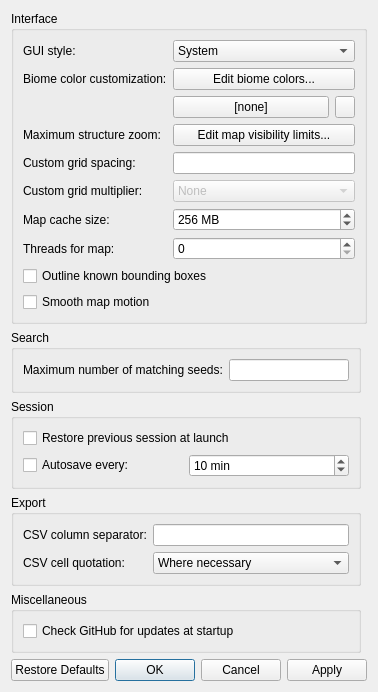
First picture: the form in src/configdialog.ui, repository Cubitect/cubiomes-viewer, before the edit.
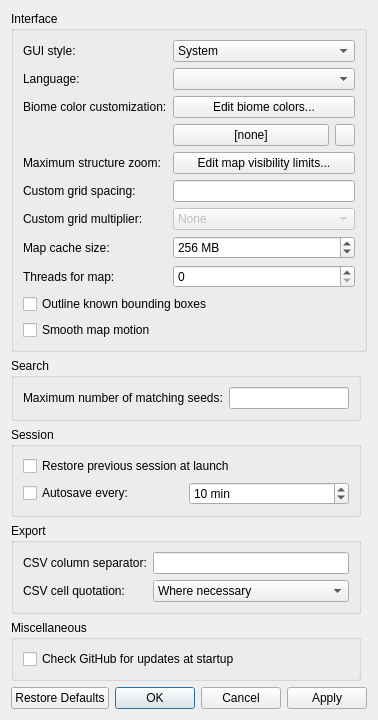
Second picture: the form after the edit. Icons and pictures are not drawn.

Commit message: Internationalization and icon tweaks added better support for localization added a somewhat spotty German translation tweaked some of the updated icons

The edit to the form file:
```diff
--- a/src/configdialog.ui
+++ b/src/configdialog.ui
@@ -145,14 +145,7 @@
       <string>Interface</string>
      </property>
      <layout class="QGridLayout" name="gridLayout_2">
-      <item row="1" column="0" colspan="2">
-       <widget class="QLabel" name="label_5">
-        <property name="text">
-         <string>Biome color customization:</string>
-        </property>
-       </widget>
-      </item>
-      <item row="2" column="4">
+      <item row="3" column="4">
        <widget class="QPushButton" name="buttonClear">
         <property name="maximumSize">
          <size>
@@ -166,165 +159,28 @@
         </property>
        </widget>
       </item>
-      <item row="2" column="2" colspan="2">
-       <widget class="QPushButton" name="buttonBiomeColor">
-        <property name="text">
-         <string>[none]</string>
-        </property>
-       </widget>
-      </item>
-      <item row="9" column="0" colspan="5">
-       <widget class="QCheckBox" name="checkSmooth">
-        <property name="toolTip">
-         <string>Simulate innertia for the map view</string>
-        </property>
-        <property name="text">
-         <string>Smooth map motion</string>
-        </property>
-       </widget>
-      </item>
       <item row="4" column="0" colspan="2">
-       <widget class="QLabel" name="label_6">
-        <property name="toolTip">
-         <string>Use a fixed grid in blocks instead of outlining the generated map tiles
-Leave blank for the default behaviour</string>
-        </property>
-        <property name="text">
-         <string>Custom grid spacing:</string>
-        </property>
-       </widget>
-      </item>
-      <item row="0" column="2" colspan="3">
-       <widget class="QComboBox" name="comboStyle">
-        <property name="iconSize">
-         <size>
-          <width>0</width>
-          <height>16</height>
-         </size>
-        </property>
-        <item>
-         <property name="text">
-          <string>System</string>
-         </property>
-        </item>
-        <item>
-         <property name="text">
-          <string>Dark</string>
-         </property>
-        </item>
-       </widget>
-      </item>
-      <item row="8" column="0" colspan="5">
-       <widget class="QCheckBox" name="checkBBoxes">
-        <property name="text">
-         <string>Outline known bounding boxes</string>
-        </property>
-       </widget>
-      </item>
-      <item row="3" column="0" colspan="2">
        <widget class="QLabel" name="label">
         <property name="text">
          <string>Maximum structure zoom:</string>
         </property>
        </widget>
       </item>
-      <item row="5" column="0">
+      <item row="9" column="0" colspan="5">
+       <widget class="QCheckBox" name="checkBBoxes">
+        <property name="text">
+         <string>Outline known bounding boxes</string>
+        </property>
+       </widget>
+      </item>
+      <item row="6" column="0">
        <widget class="QLabel" name="label_10">
         <property name="text">
          <string>Custom grid multiplier:</string>
         </property>
        </widget>
       </item>
-      <item row="0" column="0" colspan="2">
-       <widget class="QLabel" name="label_4">
-        <property name="text">
-         <string>GUI style:</string>
-        </property>
-       </widget>
-      </item>
-      <item row="1" column="2" colspan="3">
-       <widget class="QPushButton" name="buttonBiomeColorEditor">
-        <property name="text">
-         <string>Edit biome colors...</string>
-        </property>
-       </widget>
-      </item>
-      <item row="3" column="2" colspan="3">
-       <widget class="QPushButton" name="buttonStructVisEdit">
-        <property name="text">
-         <string>Edit map visibility limits...</string>
-        </property>
-       </widget>
-      </item>
-      <item row="4" column="2" colspan="3">
-       <widget class="QLineEdit" name="lineGridSpacing"/>
-      </item>
-      <item row="6" column="0" colspan="2">
-       <widget class="QLabel" name="label_7">
-        <property name="text">
-         <string>Map cache size:</string>
-        </property>
-       </widget>
-      </item>
-      <item row="2" column="1">
-       <widget class="QPushButton" name="buttonColorHelp">
-        <property name="maximumSize">
-         <size>
-          <width>14</width>
-          <height>14</height>
-         </size>
-        </property>
-        <property name="styleSheet">
-         <string notr="true">border: none;</string>
-        </property>
-        <property name="text">
-         <string/>
-        </property>
-        <property name="icon">
-         <iconset resource="../rc/icons.qrc">
-          <normaloff>:/icons/info.png</normaloff>:/icons/info.png</iconset>
-        </property>
-        <property name="iconSize">
-         <size>
-          <width>14</width>
-          <height>14</height>
-         </size>
-        </property>
-       </widget>
-      </item>
-      <item row="5" column="2" colspan="3">
-       <widget class="QComboBox" name="comboGridMult">
-        <property name="enabled">
-         <bool>false</bool>
-        </property>
-        <item>
-         <property name="text">
-          <string>None</string>
-         </property>
-        </item>
-        <item>
-         <property name="text">
-          <string>2</string>
-         </property>
-        </item>
-        <item>
-         <property name="text">
-          <string>4</string>
-         </property>
-        </item>
-        <item>
-         <property name="text">
-          <string>5</string>
-         </property>
-        </item>
-        <item>
-         <property name="text">
-          <string>10</string>
-         </property>
-        </item>
-       </widget>
-      </item>
-      <item row="6" column="2" colspan="3">
+      <item row="7" column="2" colspan="3">
        <widget class="QSpinBox" name="spinCacheSize">
         <property name="suffix">
          <string> MB</string>
@@ -343,16 +199,170 @@
         </property>
        </widget>
       </item>
-      <item row="7" column="0" colspan="2">
+      <item row="10" column="0" colspan="5">
+       <widget class="QCheckBox" name="checkSmooth">
+        <property name="toolTip">
+         <string>&lt;html&gt;&lt;head/&gt;&lt;body&gt;&lt;p&gt;Simulate inertia for the map view&lt;/p&gt;&lt;/body&gt;&lt;/html&gt;</string>
+        </property>
+        <property name="text">
+         <string>Smooth map motion</string>
+        </property>
+       </widget>
+      </item>
+      <item row="6" column="2" colspan="3">
+       <widget class="QComboBox" name="comboGridMult">
+        <property name="enabled">
+         <bool>false</bool>
+        </property>
+        <item>
+         <property name="text">
+          <string>None</string>
+         </property>
+        </item>
+        <item>
+         <property name="text">
+          <string>2</string>
+         </property>
+        </item>
+        <item>
+         <property name="text">
+          <string>4</string>
+         </property>
+        </item>
+        <item>
+         <property name="text">
+          <string>5</string>
+         </property>
+        </item>
+        <item>
+         <property name="text">
+          <string>10</string>
+         </property>
+        </item>
+       </widget>
+      </item>
+      <item row="8" column="0" colspan="2">
        <widget class="QLabel" name="label_9">
         <property name="text">
          <string>Threads for map:</string>
         </property>
        </widget>
       </item>
-      <item row="7" column="2" colspan="3">
+      <item row="0" column="2" colspan="3">
+       <widget class="QComboBox" name="comboStyle">
+        <property name="iconSize">
+         <size>
+          <width>0</width>
+          <height>16</height>
+         </size>
+        </property>
+        <item>
+         <property name="text">
+          <string>System</string>
+         </property>
+        </item>
+        <item>
+         <property name="text">
+          <string>Dark</string>
+         </property>
+        </item>
+       </widget>
+      </item>
+      <item row="3" column="1">
+       <widget class="QPushButton" name="buttonColorHelp">
+        <property name="maximumSize">
+         <size>
+          <width>14</width>
+          <height>14</height>
+         </size>
+        </property>
+        <property name="styleSheet">
+         <string notr="true">border: none;</string>
+        </property>
+        <property name="text">
+         <string/>
+        </property>
+        <property name="icon">
+         <iconset resource="../rc/icons.qrc">
+          <normaloff>:/icons/info.png</normaloff>:/icons/info.png</iconset>
+        </property>
+        <property name="iconSize">
+         <size>
+          <width>14</width>
+          <height>14</height>
+         </size>
+        </property>
+       </widget>
+      </item>
+      <item row="4" column="2" colspan="3">
+       <widget class="QPushButton" name="buttonStructVisEdit">
+        <property name="text">
+         <string>Edit map visibility limits...</string>
+        </property>
+       </widget>
+      </item>
+      <item row="5" column="2" colspan="3">
+       <widget class="QLineEdit" name="lineGridSpacing"/>
+      </item>
+      <item row="2" column="2" colspan="3">
+       <widget class="QPushButton" name="buttonBiomeColorEditor">
+        <property name="text">
+         <string>Edit biome colors...</string>
+        </property>
+       </widget>
+      </item>
+      <item row="3" column="2" colspan="2">
+       <widget class="QPushButton" name="buttonBiomeColor">
+        <property name="text">
+         <string>[none]</string>
+        </property>
+       </widget>
+      </item>
+      <item row="5" column="0" colspan="2">
+       <widget class="QLabel" name="label_6">
+        <property name="toolTip">
+         <string>Use a fixed grid in blocks instead of outlining the generated map tiles
+Leave blank for the default behaviour</string>
+        </property>
+        <property name="text">
+         <string>Custom grid spacing:</string>
+        </property>
+       </widget>
+      </item>
+      <item row="8" column="2" colspan="3">
        <widget class="QSpinBox" name="spinThreads"/>
       </item>
+      <item row="7" column="0" colspan="2">
+       <widget class="QLabel" name="label_7">
+        <property name="text">
+         <string>Map cache size:</string>
+        </property>
+       </widget>
+      </item>
+      <item row="2" column="0" colspan="2">
+       <widget class="QLabel" name="label_5">
+        <property name="text">
+         <string>Biome color customization:</string>
+        </property>
+       </widget>
+      </item>
+      <item row="0" column="0" colspan="2">
+       <widget class="QLabel" name="label_4">
+        <property name="text">
+         <string>GUI style:</string>
+        </property>
+       </widget>
+      </item>
+      <item row="1" column="0" colspan="2">
+       <widget class="QLabel" name="label_11">
+        <property name="text">
+         <string>Language:</string>
+        </property>
+       </widget>
+      </item>
+      <item row="1" column="2" colspan="3">
+       <widget class="QComboBox" name="comboLang"/>
+      </item>
      </layout>
     </widget>
    </item>
```
The commit also changes 24 other files.
